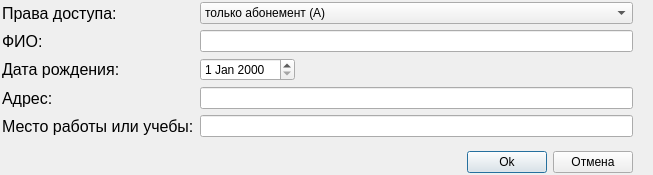
AaccrraA/Library, file Library_db/createreaderdialog.ui: the form before one commit.
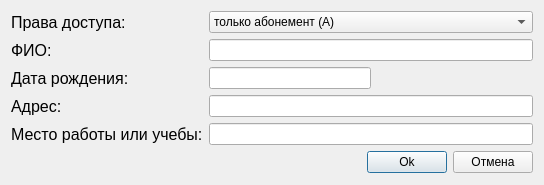
The form after the commit.

What changed in the file:
```diff
--- a/Library_db/createreaderdialog.ui
+++ b/Library_db/createreaderdialog.ui
@@ -6,22 +6,13 @@
    <rect>
     <x>0</x>
     <y>0</y>
-    <width>653</width>
-    <height>175</height>
+    <width>544</width>
+    <height>185</height>
    </rect>
   </property>
   <property name="windowTitle">
    <string>Dialog</string>
   </property>
-  <widget class="QWidget" name="layoutWidget">
-   <property name="geometry">
-    <rect>
-     <x>2</x>
-     <y>2</y>
-     <width>631</width>
-     <height>171</height>
-    </rect>
-   </property>
    <layout class="QVBoxLayout" name="verticalLayout">
     <item>
      <layout class="QFormLayout" name="formLayout">
@@ -89,7 +80,9 @@
       <item row="2" column="1">
        <layout class="QHBoxLayout" name="horizontalLayout_2">
         <item>
-         <widget class="QDateEdit" name="year_of_birth_dateEdit"/>
+        <layout class="QHBoxLayout" name="horizontalLayout_3">
+         <item>
+          <widget class="QLineEdit" name="year_of_birth_lineEdit"/>
         </item>
         <item>
          <spacer name="horizontalSpacer_2">
@@ -106,6 +99,8 @@
         </item>
        </layout>
       </item>
+      </layout>
+     </item>
       <item row="3" column="0">
        <widget class="QLabel" name="adress_label">
         <property name="font">
@@ -136,9 +131,7 @@
       <item row="4" column="1">
        <widget class="QLineEdit" name="job_or_study_place_lineEdit"/>
       </item>
-     </layout>
-    </item>
-    <item>
+     <item row="5" column="1">
      <layout class="QHBoxLayout" name="horizontalLayout">
       <item>
        <spacer name="horizontalSpacer">
@@ -170,7 +163,8 @@
      </layout>
     </item>
    </layout>
-  </widget>
+   </item>
+  </layout>
  </widget>
  <tabstops>
   <tabstop>right_of_acces_comboBox</tabstop>
```
Lines whose indentation alone changed are shown as unchanged.
